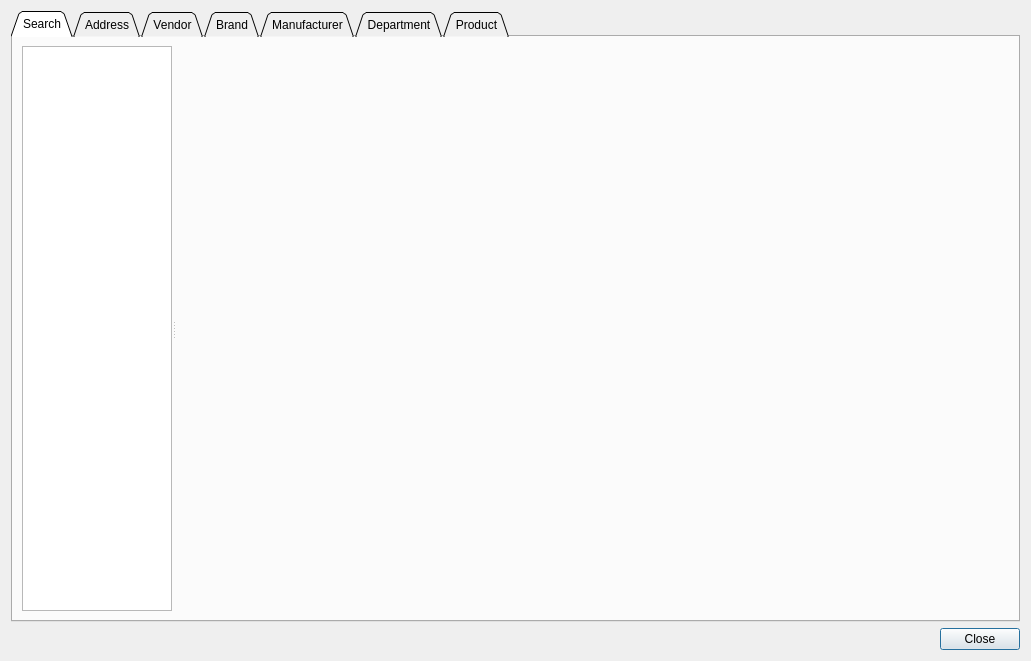
Before: the Qt Designer form admin_client/client_gui/app/EditDB/forms/EditDB_dialog.ui in deskos-xp/SaffronServer, drawn with Qt 5.
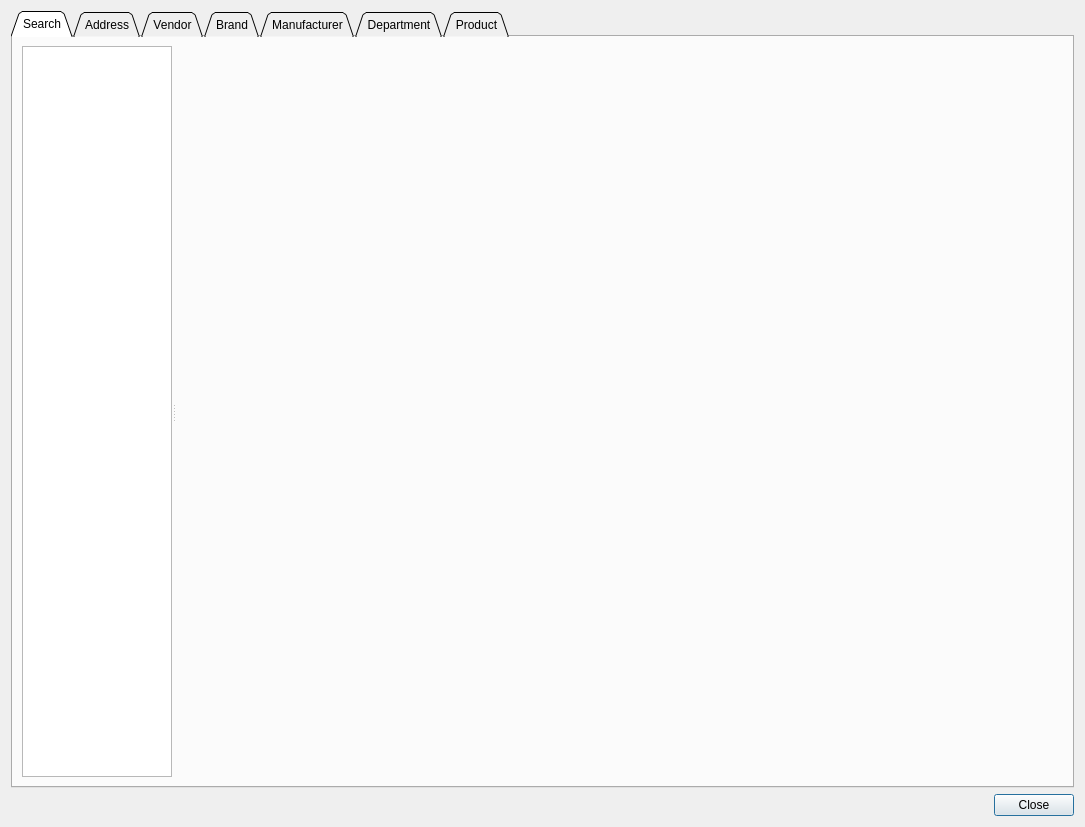
After: the same form once the commit is applied.

Commit message: completed functionality for searching in edit db dialog, now new gui components are need

Patch:
```diff
--- a/admin_client/client_gui/app/EditDB/forms/EditDB_dialog.ui
+++ b/admin_client/client_gui/app/EditDB/forms/EditDB_dialog.ui
@@ -6,24 +6,20 @@
    <rect>
     <x>0</x>
     <y>0</y>
-    <width>1031</width>
-    <height>661</height>
+    <width>1085</width>
+    <height>827</height>
    </rect>
   </property>
+  <property name="minimumSize">
+   <size>
+    <width>800</width>
+    <height>600</height>
+   </size>
+  </property>
   <property name="windowTitle">
    <string>Dialog</string>
   </property>
   <layout class="QGridLayout" name="gridLayout">
-   <item row="1" column="0">
-    <widget class="QDialogButtonBox" name="buttonBox">
-     <property name="orientation">
-      <enum>Qt::Horizontal</enum>
-     </property>
-     <property name="standardButtons">
-      <set>QDialogButtonBox::Close</set>
-     </property>
-    </widget>
-   </item>
    <item row="0" column="0">
     <widget class="QTabWidget" name="application">
      <property name="tabShape">
@@ -96,6 +92,24 @@
      </widget>
     </widget>
    </item>
+   <item row="1" column="0">
+    <widget class="QSplitter" name="splitter_2">
+     <property name="orientation">
+      <enum>Qt::Horizontal</enum>
+     </property>
+     <property name="childrenCollapsible">
+      <bool>false</bool>
+     </property>
+     <widget class="QDialogButtonBox" name="buttonBox">
+      <property name="orientation">
+       <enum>Qt::Horizontal</enum>
+      </property>
+      <property name="standardButtons">
+       <set>QDialogButtonBox::Close</set>
+      </property>
+     </widget>
+    </widget>
+   </item>
   </layout>
  </widget>
  <resources/>
```
The commit also changes 4 other files.
